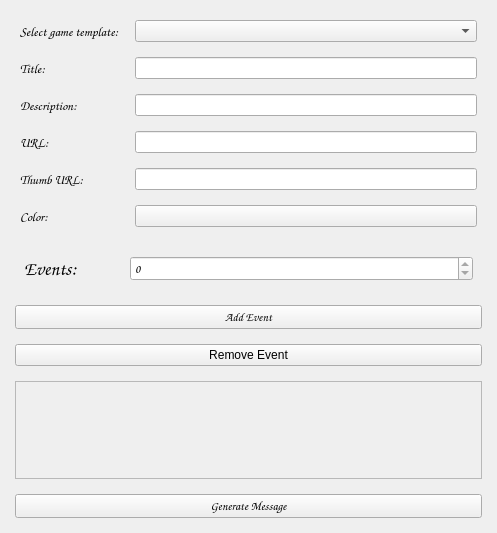
Old version of the form UI/mainWindow.ui in the repository dimaunix/pyEMG.
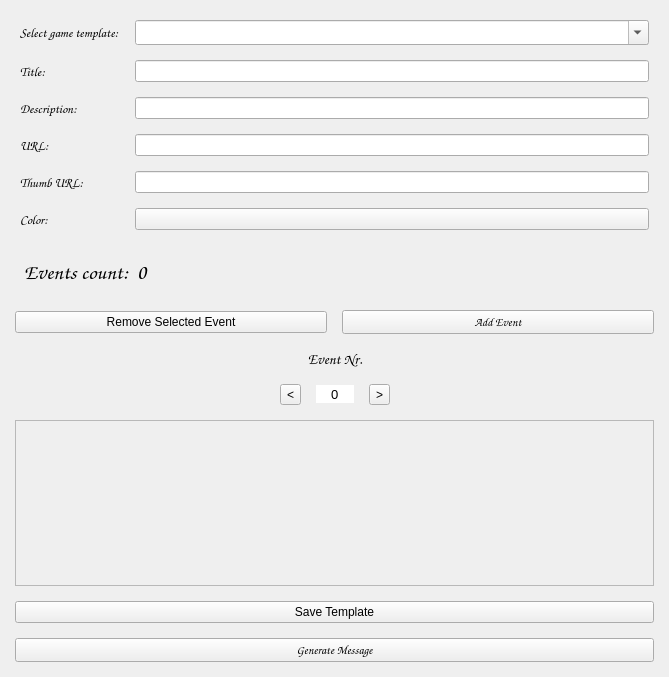
New version of the form. Icons and pictures are not drawn.

Commit message: changed ui and implemented count of events

```diff
--- a/UI/mainWindow.ui
+++ b/UI/mainWindow.ui
@@ -6,8 +6,8 @@
    <rect>
     <x>0</x>
     <y>0</y>
-    <width>497</width>
-    <height>533</height>
+    <width>669</width>
+    <height>677</height>
    </rect>
   </property>
   <property name="sizePolicy">
@@ -99,9 +99,12 @@
         <property name="font">
          <font>
           <family>Verdana</family>
-          <pointsize>8</pointsize>
+          <pointsize>10</pointsize>
          </font>
         </property>
+        <property name="editable">
+         <bool>true</bool>
+        </property>
        </widget>
       </item>
       <item row="1" column="0">
@@ -196,7 +199,7 @@
         </property>
        </widget>
       </item>
-      <item row="5" column="0">
+      <item row="6" column="0">
        <widget class="QLabel" name="label_5">
         <property name="font">
          <font>
@@ -209,7 +212,7 @@
         </property>
        </widget>
       </item>
-      <item row="5" column="1">
+      <item row="6" column="1">
        <widget class="QPushButton" name="btnColorPicker">
         <property name="font">
          <font>
@@ -261,69 +264,201 @@
       <property name="frameShadow">
        <enum>QFrame::Plain</enum>
       </property>
-      <layout class="QGridLayout" name="gridLayout" rowstretch="0" columnstretch="0,0">
+      <layout class="QGridLayout" name="gridLayout" rowstretch="0" columnstretch="0">
        <property name="sizeConstraint">
         <enum>QLayout::SetNoConstraint</enum>
        </property>
        <item row="0" column="0">
-        <widget class="QLabel" name="label_11">
-         <property name="maximumSize">
-          <size>
-           <width>100</width>
-           <height>25</height>
-          </size>
-         </property>
-         <property name="font">
-          <font>
-           <family>Comic Sans MS</family>
-           <pointsize>14</pointsize>
-          </font>
-         </property>
-         <property name="text">
-          <string>Events:</string>
-         </property>
-         <property name="textFormat">
-          <enum>Qt::MarkdownText</enum>
-         </property>
-        </widget>
-       </item>
-       <item row="0" column="1">
-        <widget class="QSpinBox" name="inputPage">
-         <property name="prefix">
-          <string notr="true"/>
-         </property>
-         <property name="minimum">
-          <number>0</number>
-         </property>
-         <property name="maximum">
-          <number>0</number>
-         </property>
-         <property name="stepType">
-          <enum>QAbstractSpinBox::DefaultStepType</enum>
-         </property>
-        </widget>
+        <layout class="QFormLayout" name="formLayout_2">
+         <item row="0" column="0">
+          <widget class="QLabel" name="label_7">
+           <property name="font">
+            <font>
+             <pointsize>16</pointsize>
+            </font>
+           </property>
+           <property name="text">
+            <string>Events count:</string>
+           </property>
+          </widget>
+         </item>
+         <item row="0" column="1">
+          <widget class="QLabel" name="lblCount">
+           <property name="font">
+            <font>
+             <pointsize>16</pointsize>
+            </font>
+           </property>
+           <property name="text">
+            <string>0</string>
+           </property>
+          </widget>
+         </item>
+        </layout>
        </item>
       </layout>
      </widget>
     </item>
     <item>
-     <widget class="QPushButton" name="btnAddEvent">
-      <property name="font">
-       <font>
-        <family>Comic Sans MS</family>
-       </font>
-      </property>
-      <property name="text">
-       <string>Add Event</string>
-      </property>
-     </widget>
+     <layout class="QHBoxLayout" name="horizontalLayout_2">
+      <item>
+       <widget class="QPushButton" name="btnRemoveEvent">
+        <property name="text">
+         <string>Remove Selected Event</string>
+        </property>
+       </widget>
+      </item>
+      <item>
+       <widget class="QPushButton" name="btnAddEvent">
+        <property name="font">
+         <font>
+          <family>Comic Sans MS</family>
+         </font>
+        </property>
+        <property name="text">
+         <string>Add Event</string>
+        </property>
+       </widget>
+      </item>
+     </layout>
     </item>
     <item>
-     <widget class="QPushButton" name="btnRemoveEvent">
-      <property name="text">
-       <string>Remove Event</string>
-      </property>
-     </widget>
+     <layout class="QHBoxLayout" name="horizontalLayout_3">
+      <item>
+       <spacer name="horizontalSpacer_3">
+        <property name="orientation">
+         <enum>Qt::Horizontal</enum>
+        </property>
+        <property name="sizeHint" stdset="0">
+         <size>
+          <width>40</width>
+          <height>20</height>
+         </size>
+        </property>
+       </spacer>
+      </item>
+      <item>
+       <widget class="QLabel" name="label_9">
+        <property name="font">
+         <font>
+          <family>Comic Sans MS</family>
+          <pointsize>11</pointsize>
+         </font>
+        </property>
+        <property name="text">
+         <string>Event Nr.</string>
+        </property>
+        <property name="textFormat">
+         <enum>Qt::PlainText</enum>
+        </property>
+        <property name="alignment">
+         <set>Qt::AlignCenter</set>
+        </property>
+       </widget>
+      </item>
+      <item>
+       <spacer name="horizontalSpacer_4">
+        <property name="orientation">
+         <enum>Qt::Horizontal</enum>
+        </property>
+        <property name="sizeHint" stdset="0">
+         <size>
+          <width>40</width>
+          <height>20</height>
+         </size>
+        </property>
+       </spacer>
+      </item>
+     </layout>
+    </item>
+    <item>
+     <layout class="QHBoxLayout" name="horizontalLayout">
+      <item>
+       <spacer name="horizontalSpacer">
+        <property name="orientation">
+         <enum>Qt::Horizontal</enum>
+        </property>
+        <property name="sizeHint" stdset="0">
+         <size>
+          <width>40</width>
+          <height>20</height>
+         </size>
+        </property>
+       </spacer>
+      </item>
+      <item>
+       <widget class="QToolButton" name="toolButton">
+        <property name="text">
+         <string>&lt;</string>
+        </property>
+       </widget>
+      </item>
+      <item>
+       <widget class="QSpinBox" name="inputPage">
+        <property name="minimumSize">
+         <size>
+          <width>38</width>
+          <height>0</height>
+         </size>
+        </property>
+        <property name="font">
+         <font>
+          <pointsize>10</pointsize>
+         </font>
+        </property>
+        <property name="wrapping">
+         <bool>false</bool>
+        </property>
+        <property name="frame">
+         <bool>false</bool>
+        </property>
+        <property name="alignment">
+         <set>Qt::AlignCenter</set>
+        </property>
+        <property name="readOnly">
+         <bool>false</bool>
+        </property>
+        <property name="buttonSymbols">
+         <enum>QAbstractSpinBox::NoButtons</enum>
+        </property>
+        <property name="keyboardTracking">
+         <bool>false</bool>
+        </property>
+        <property name="prefix">
+         <string notr="true"/>
+        </property>
+        <property name="minimum">
+         <number>0</number>
+        </property>
+        <property name="maximum">
+         <number>0</number>
+        </property>
+        <property name="stepType">
+         <enum>QAbstractSpinBox::DefaultStepType</enum>
+        </property>
+       </widget>
+      </item>
+      <item>
+       <widget class="QToolButton" name="toolButton_2">
+        <property name="text">
+         <string>&gt;</string>
+        </property>
+       </widget>
+      </item>
+      <item>
+       <spacer name="horizontalSpacer_2">
+        <property name="orientation">
+         <enum>Qt::Horizontal</enum>
+        </property>
+        <property name="sizeHint" stdset="0">
+         <size>
+          <width>40</width>
+          <height>20</height>
+         </size>
+        </property>
+       </spacer>
+      </item>
+     </layout>
     </item>
     <item>
      <widget class="QStackedWidget" name="stackedWidget">
@@ -333,6 +468,12 @@
         <verstretch>0</verstretch>
        </sizepolicy>
       </property>
+      <property name="minimumSize">
+       <size>
+        <width>21</width>
+        <height>0</height>
+       </size>
+      </property>
       <property name="frameShape">
        <enum>QFrame::StyledPanel</enum>
       </property>
@@ -345,6 +486,13 @@
       <widget class="QWidget" name="page"/>
      </widget>
     </item>
+    <item>
+     <widget class="QPushButton" name="btnSaveTemplate">
+      <property name="text">
+       <string>Save Template</string>
+      </property>
+     </widget>
+    </item>
     <item>
      <widget class="QPushButton" name="btnGenerate">
       <property name="font">
```
Left out of the diff: 81 changed lines with no effect on the pictures. The commit also changes 2 other files.
